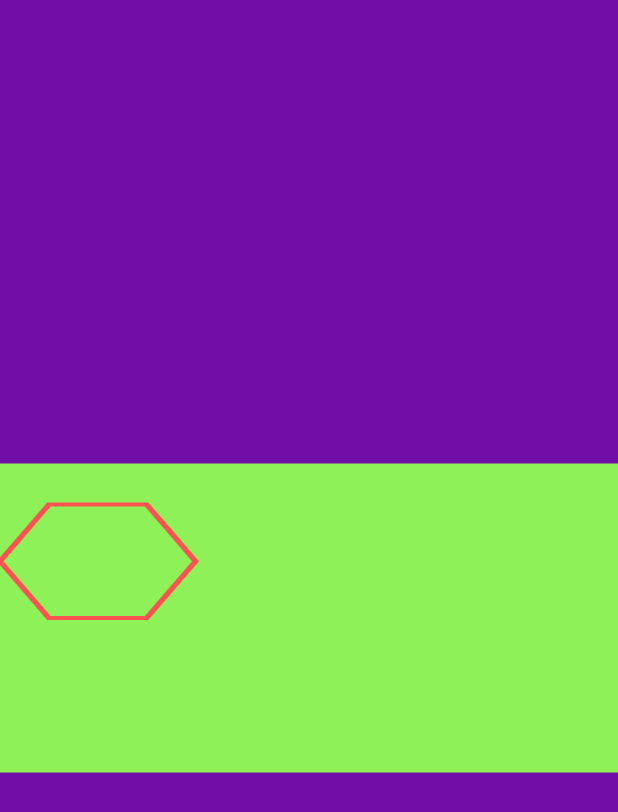
After one commit to Gentle-mann/Landsmith_flutter_animations, a Flutter app: the screen it shows after launch, after a tap on "Rotating Polygons", on a phone screen of 412 x 824 dp. The commit adds this screen. Shown: the top 812 px of the screen. Run offline on Flutter 3.47's test engine with Material 3 defaults, Android fonts, the phone set to English and light mode, and no system bars.

Commit message:
rotating polygon

```diff
--- a/lib/home_page.dart
+++ b/lib/home_page.dart
@@ -1,7 +1,9 @@
 import 'package:flutter/material.dart';
 import 'package:flutter_animations/rotating_cuboid.dart';
 import 'package:flutter_animations/models.dart';
+import 'package:flutter_animations/rotating_polygon.dart';
 import 'package:flutter_animations/rotating_rectangle.dart';
+import 'package:flutter_animations/tween_builder.dart';
 
 import 'details_page.dart';
 
@@ -54,6 +56,20 @@ class HomePage extends StatelessWidget {
                       },
                       child: const Text('Rotating Cube'),
                     ),
+                    TextButton(
+                      onPressed: () {
+                        Navigator.of(context).push(MaterialPageRoute(
+                            builder: (context) => const ShapeColorTween()));
+                      },
+                      child: const Text('Shape Tween '),
+                    ),
+                    TextButton(
+                      onPressed: () {
+                        Navigator.of(context).push(MaterialPageRoute(
+                            builder: (context) => const RotatingPolygon()));
+                      },
+                      child: const Text('Rotating Polygons'),
+                    ),
                   ],
                 ),
               )
--- /dev/null
+++ b/lib/rotating_polygon.dart
@@ -0,0 +1,173 @@
+import 'dart:math';
+
+import 'package:flutter/material.dart';
+
+class RotatingPolygon extends StatefulWidget {
+  const RotatingPolygon({super.key});
+
+  @override
+  State<RotatingPolygon> createState() => _RotatingPolygonState();
+}
+
+Color _randomColor() => Color(
+      0xFF000000 + Random().nextInt(0x00FFFFFF),
+    );
+
+class _RotatingPolygonState extends State<RotatingPolygon>
+    with TickerProviderStateMixin {
+  Color _activeColor = _randomColor();
+  late AnimationController _sidesNumAnimationController;
+  late AnimationController _rotationAnimationController;
+  late AnimationController _radiusAnimationController;
+  late Animation _sidesNumAnimation;
+  late Animation _radiusAnimation;
+  late Animation _rotationAnimation;
+
+  @override
+  void initState() {
+    super.initState();
+    _sidesNumAnimationController = AnimationController(
+      vsync: this,
+      duration: const Duration(
+        seconds: 3,
+      ),
+    );
+    _radiusAnimationController = AnimationController(
+      vsync: this,
+      duration: const Duration(
+        seconds: 3,
+      ),
+    );
+    _rotationAnimationController = AnimationController(
+      vsync: this,
+      duration: const Duration(
+        seconds: 3,
+      ),
+    );
+    _sidesNumAnimation =
+        IntTween(begin: 3, end: 10).animate(_sidesNumAnimationController);
+    _radiusAnimation =
+        Tween<double>(begin: 200, end: 10).animate(_radiusAnimationController);
+    _rotationAnimation = Tween<double>(begin: pi * 2, end: 0)
+        .animate(_rotationAnimationController);
+  }
+
+  @override
+  void didChangeDependencies() {
+    super.didChangeDependencies();
+    _sidesNumAnimationController.repeat();
+    _radiusAnimationController.repeat();
+    _rotationAnimationController.repeat();
+  }
+
+  @override
+  void dispose() {
+    _sidesNumAnimationController.dispose();
+    _radiusAnimationController.dispose();
+    _rotationAnimationController.dispose();
+
+    super.dispose();
+  }
+
+  @override
+  Widget build(BuildContext context) {
+    final size = MediaQuery.of(context).size;
+
+    return Scaffold(
+      body: SafeArea(
+        child: Center(
+          child: Stack(
+            children: [
+              TweenAnimationBuilder(
+                  duration: const Duration(seconds: 1),
+                  onEnd: () {
+                    setState(() {
+                      _activeColor = _randomColor();
+                    });
+                  },
+                  tween: ColorTween(begin: _activeColor, end: _randomColor()),
+                  builder: (context, color, child) {
+                    return ColorFiltered(
+                      colorFilter:
+                          ColorFilter.mode(color!, BlendMode.difference),
+                      child: Container(
+                        color: Colors.white,
+                        child: SizedBox(
+                          width: size.width,
+                          height: size.width * 0.5,
+                        ),
+                      ),
+                    );
+                  }),
+              AnimatedBuilder(
+                  animation: Listenable.merge(
+                    [
+                      _sidesNumAnimationController,
+                      _radiusAnimation,
+                      _rotationAnimation,
+                    ],
+                  ),
+                  builder: (context, child) {
+                    return Transform(
+                      alignment: Alignment.center,
+                      transform: Matrix4.identity()
+                        ..rotateX(_rotationAnimation.value),
+                      child: CustomPaint(
+                        painter:
+                            PolygonPainter(sidesNum: _sidesNumAnimation.value),
+                        child: Container(
+                          color: Colors.transparent,
+                          width: _radiusAnimation.value,
+                          height: _radiusAnimation.value,
+                        ),
+                      ),
+                    );
+                  }),
+            ],
+          ),
+        ),
+      ),
+    );
+  }
+}
+
+class PolygonPainter extends CustomPainter {
+  final int sidesNum;
+
+  PolygonPainter({super.repaint, required this.sidesNum});
+
+  @override
+  void paint(Canvas canvas, Size size) {
+    final paint = Paint()
+      ..color = Colors.redAccent
+      ..style = PaintingStyle.stroke
+      ..strokeCap = StrokeCap.round
+      ..strokeWidth = 4;
+    final path = Path();
+    final center = Offset(size.width * 0.5, size.height * 0.5);
+    final angle = (pi * 2) / sidesNum;
+    final polygonAngles = List.generate(sidesNum, (index) {
+      return index * angle;
+    });
+    final radius = size.width * 0.5;
+    path.moveTo(
+      center.dx + radius * cos(0),
+      center.dy + radius * sin(0),
+    );
+    for (final angle in polygonAngles) {
+      path.lineTo(
+        center.dx + radius * cos(angle),
+        center.dy + radius * sin(angle),
+      );
+    }
+    path.close();
+    canvas.drawPath(path, paint);
+  }
+
+  @override
+  bool shouldRepaint(PolygonPainter oldDelegate) =>
+      oldDelegate.sidesNum != sidesNum;
+
+  @override
+  bool shouldRebuildSemantics(PolygonPainter oldDelegate) => true;
+}
--- a/lib/rotating_rectangle.dart
+++ b/lib/rotating_rectangle.dart
@@ -22,6 +22,7 @@ class _RotatingRectangleState extends State<RotatingRectangle>
     );
     _animation =
         Tween<double>(begin: 0.0, end: pi * 2).animate(_animationController);
+
     _animationController.repeat();
   }
 
```
Also changed, not shown: lib/rotating_cuboid.dart (+6 -6 lines), lib/tween_builder.dart (added, +59 -0 lines).
